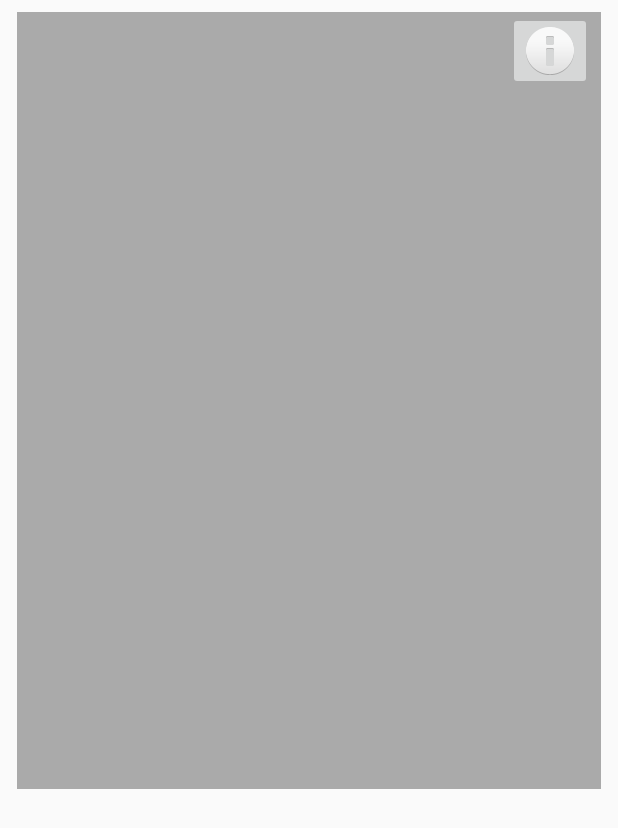
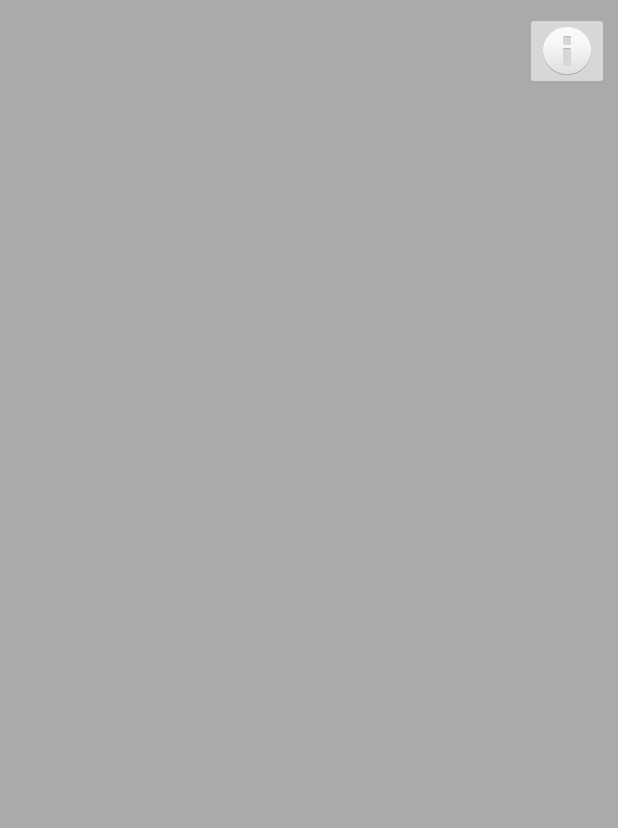
Before and after one commit to antimttr/CSE118_Mellowcreme, an Android app: the ViewActivity screen opened directly, with no data from a screen before it, on a phone screen of 412 x 824 dp. Shown: the top 828 px of the screen. Run offline under Robolectric (Android 15) with nearby library versions, the phone set to English and light mode, and no system bars; our stand-ins replace Picasso; pictures from the network do not load.

Commit message:
Tweaked layout to fix picture size.

```diff
--- a/app/src/main/res/layout/activity_view_content.xml
+++ b/app/src/main/res/layout/activity_view_content.xml
@@ -10,11 +10,11 @@
 
     <ImageView
         android:id="@+id/imageView"
-        android:layout_width="0dp"
-        android:layout_height="518dp"
-        android:layout_marginEnd="11dp"
-        android:layout_marginStart="11dp"
-        android:layout_marginTop="8dp"
+        android:layout_width="match_parent"
+        android:layout_height="match_parent"
+        android:layout_marginEnd="0dp"
+        android:layout_marginStart="0dp"
+        android:layout_marginTop="0dp"
         app:layout_constraintEnd_toEndOf="parent"
         app:layout_constraintStart_toStartOf="parent"
         app:layout_constraintTop_toTopOf="parent"
```
